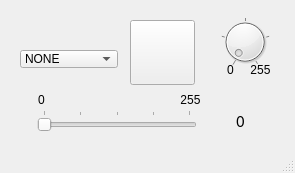
The window that lampeDimmer_GUI/mainwindow.ui (thomelect/lampeDimmer) describes before a commit, drawn with Qt 5.
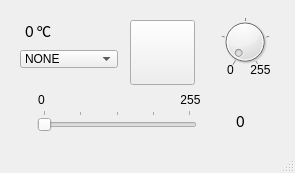
The same window after the commit.

Commit message: **# [AFFICHAGE]** + Ajout d'un label pour afficher la température dans l'interface.

What changed in the file:
```diff
--- a/lampeDimmer_GUI/mainwindow.ui
+++ b/lampeDimmer_GUI/mainwindow.ui
@@ -239,6 +239,28 @@
      </property>
     </item>
    </widget>
+   <widget class="QLabel" name="lbTemperature">
+    <property name="geometry">
+     <rect>
+      <x>20</x>
+      <y>20</y>
+      <width>31</width>
+      <height>22</height>
+     </rect>
+    </property>
+    <property name="font">
+     <font>
+      <family>Calibri</family>
+      <pointsize>12</pointsize>
+     </font>
+    </property>
+    <property name="text">
+     <string>0 °C</string>
+    </property>
+    <property name="alignment">
+     <set>Qt::AlignRight|Qt::AlignTrailing|Qt::AlignVCenter</set>
+    </property>
+   </widget>
   </widget>
   <widget class="QStatusBar" name="statusBar"/>
  </widget>
```
The commit also changes 2 other files.
